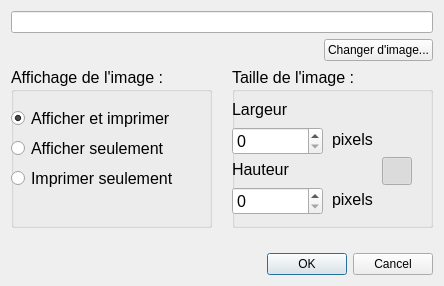
First picture: the form in insertpicture.ui, repository AlypieFr/qrecipewriter, before the edit.
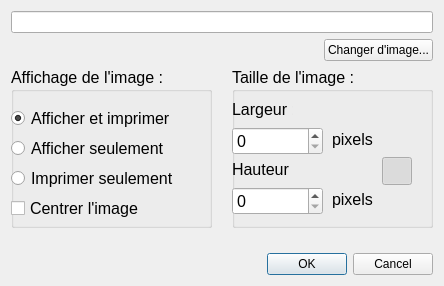
Second picture: the form after the edit. Icons and pictures are not drawn.

Commit message: add center image function + version 1.2.2

Patch:
```diff
--- a/insertpicture.ui
+++ b/insertpicture.ui
@@ -128,6 +128,19 @@
            <string>Imprimer seulement</string>
           </property>
          </widget>
+         <widget class="QCheckBox" name="centerImg">
+          <property name="geometry">
+           <rect>
+            <x>0</x>
+            <y>130</y>
+            <width>191</width>
+            <height>23</height>
+           </rect>
+          </property>
+          <property name="text">
+           <string>Centrer l'image</string>
+          </property>
+         </widget>
         </widget>
        </item>
        <item>
```
The commit also changes 6 other files.
